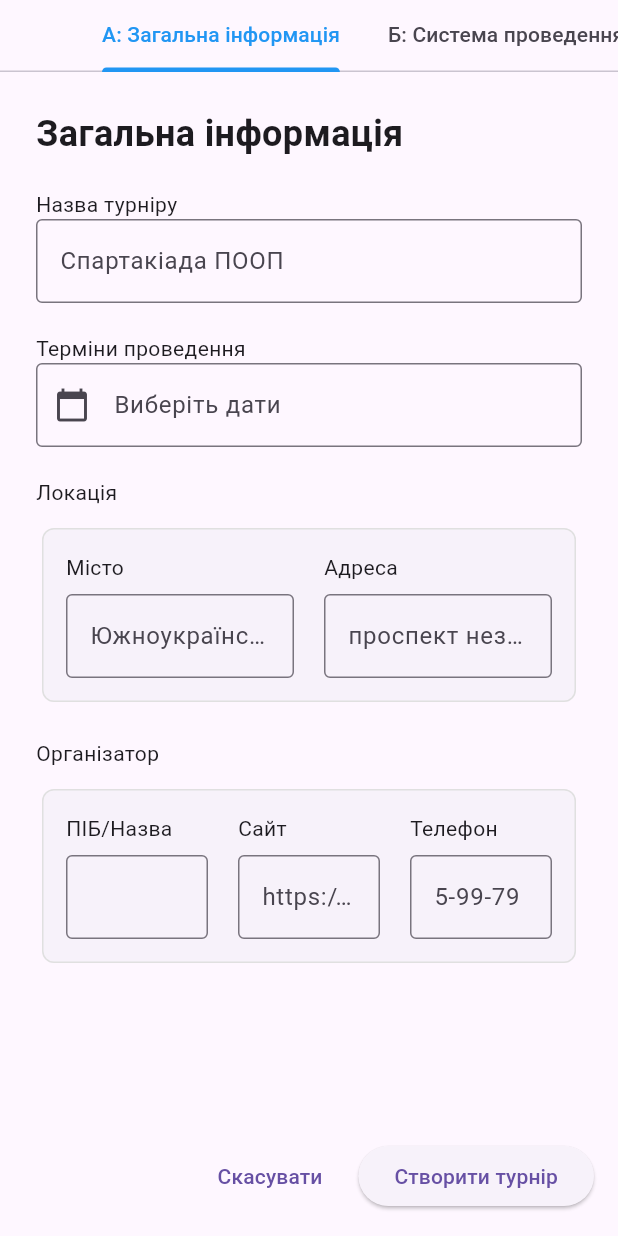
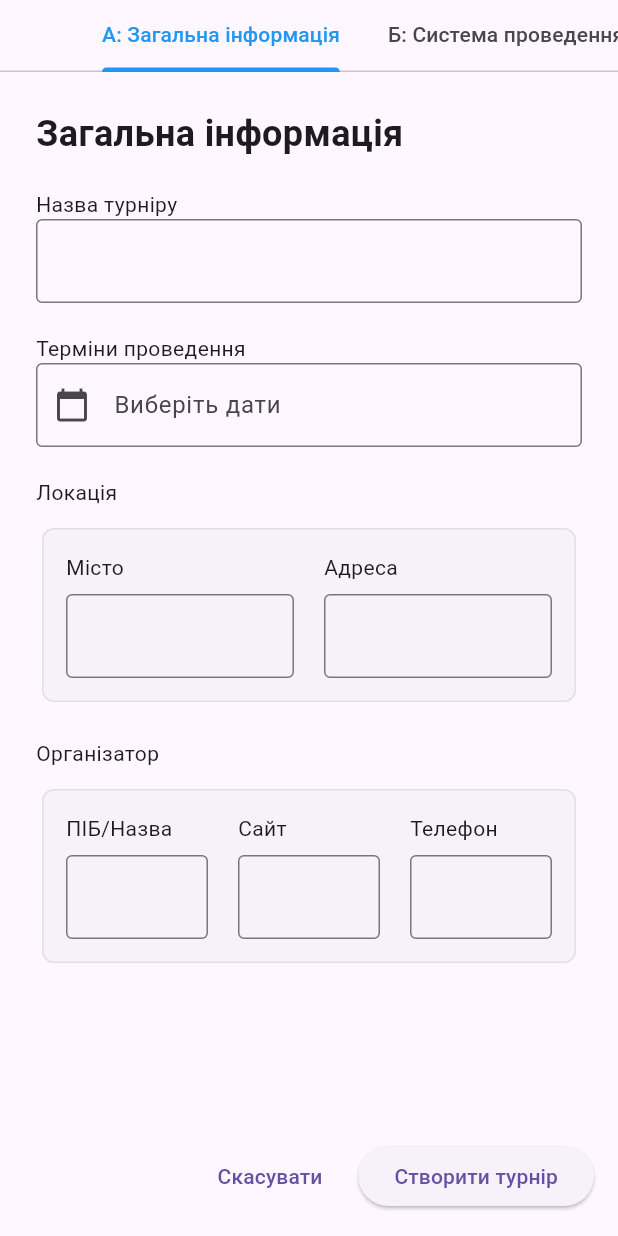
Before and after one commit to Aulex/arbi_chief, a Flutter app: the TournamentAddScreen widget shown alone on an empty page, opened directly, on a phone screen of 412 x 824 dp. Run offline on Flutter 3.47's test engine with Material 3 defaults, Android fonts, the phone set to English and light mode, and no system bars; our stand-ins replace flutter_riverpod, sqflite, sqflite_common_ffi; accounts and stored records are empty.

Commit message:
Видалити підказки (hints) з текстових полів форми турніру
https://claude.ai/code/session_01NThSgUFjPraDRrgCbZQKRo

```diff
--- a/lib/views/tournament_add_screen.dart
+++ b/lib/views/tournament_add_screen.dart
@@ -148,7 +148,6 @@ class _TournamentAddScreenState extends ConsumerState<TournamentAddScreen> {
       TextFormField(
         controller: tNameController,
         decoration: const InputDecoration(
-          hintText: 'Спартакіада ПООП',
           border: OutlineInputBorder(),
         ),
       ),
@@ -200,7 +199,6 @@ class _TournamentAddScreenState extends ConsumerState<TournamentAddScreen> {
                     TextFormField(
                       controller: _cityController,
                       decoration: const InputDecoration(
-                        hintText: 'Южноукраїнськ',
                         border: OutlineInputBorder(),
                       ),
                     ),
@@ -217,7 +215,6 @@ class _TournamentAddScreenState extends ConsumerState<TournamentAddScreen> {
                     TextFormField(
                       controller: _addressController,
                       decoration: const InputDecoration(
-                        hintText: 'проспект незалежності 10',
                         border: OutlineInputBorder(),
                       ),
                     ),
@@ -267,7 +264,6 @@ class _TournamentAddScreenState extends ConsumerState<TournamentAddScreen> {
                     TextFormField(
                       controller: _organizerSiteController,
                       decoration: const InputDecoration(
-                        hintText: 'https://example.com',
                         border: OutlineInputBorder(),
                       ),
                     ),
@@ -284,7 +280,6 @@ class _TournamentAddScreenState extends ConsumerState<TournamentAddScreen> {
                     TextFormField(
                       controller: _organizerPhoneController,
                       decoration: const InputDecoration(
-                        hintText: '5-99-79',
                         border: OutlineInputBorder(),
                       ),
                     ),
```
